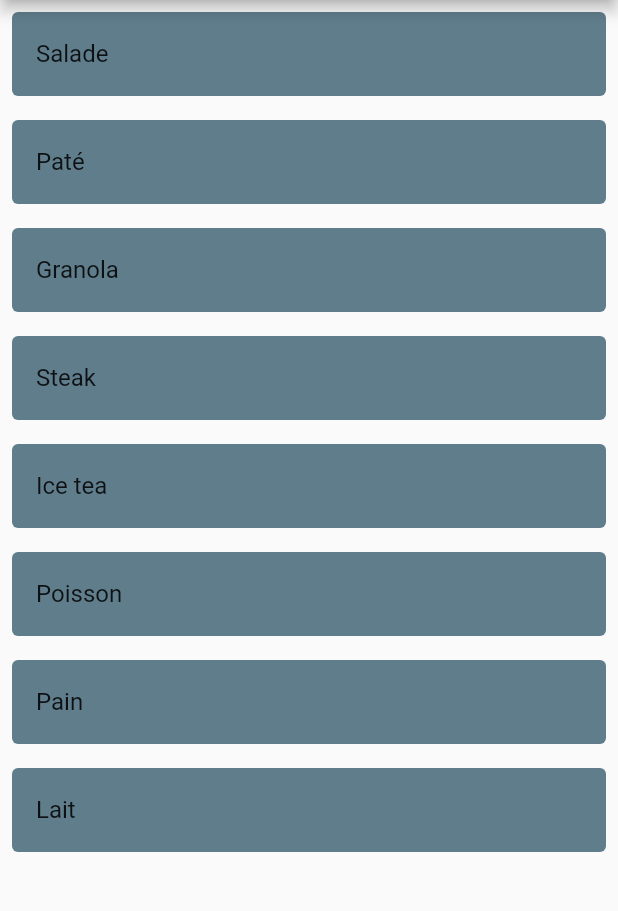
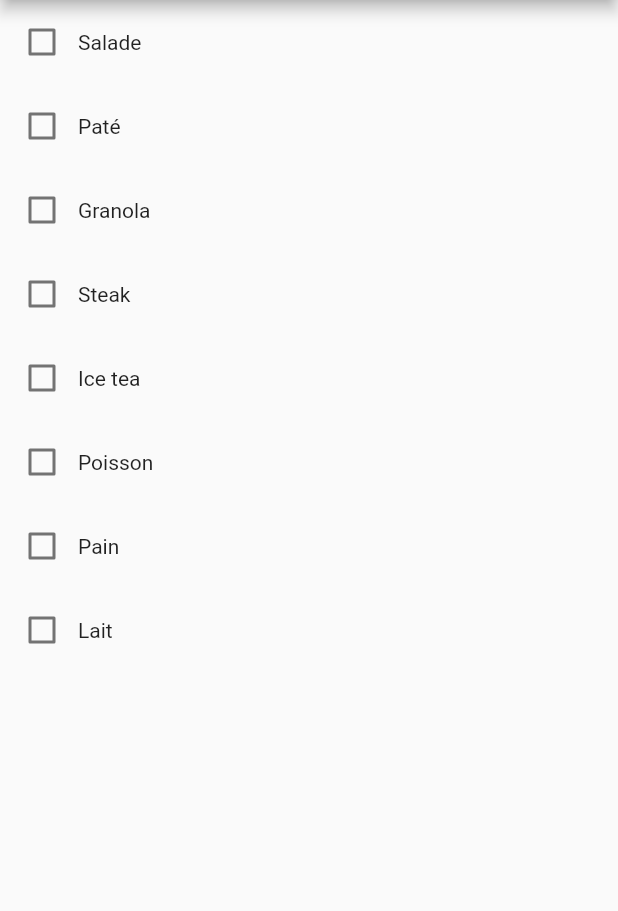
Before and after one commit to ManonFargues/flutter, a Flutter app: the screen it shows after launch, on a phone screen of 412 x 824 dp, the part 84-995 px from its top. Run offline on Flutter 3.47's test engine with Material 2 defaults, Android fonts, the phone set to English and light mode, and no system bars.

```diff
--- a/liste-course/lib/widget/HomeController.dart
+++ b/liste-course/lib/widget/HomeController.dart
@@ -20,6 +20,8 @@ class _HomeControllerState extends State<HomeController> {
     Produit(nom: 'Lait', prix: '5'),
   ];
 
+  bool checkBoxValue = false;
+
   @override
   Widget build(BuildContext context) {
     return Scaffold(
@@ -36,13 +38,18 @@ class _HomeControllerState extends State<HomeController> {
           itemBuilder: (context, index) {
             return Padding(
               padding: EdgeInsets.symmetric(vertical: 4.0, horizontal: 4.0),
-              child: Card(
-                elevation: 0,
-                color: Colors.blueGrey,
-                child: ListTile(
-                  title: Text(produit[index].nom,
-                  ),
-                ),
+              child: Row(
+                  children: <Widget>[
+                    Checkbox(
+                      value: checkBoxValue,
+                      onChanged: (bool value){
+                        setState(() {
+                          checkBoxValue = value;
+                        });
+                      },
+                    ),
+                    Text(produit[index].nom)
+                  ]
               ),
             );
           }),
```
